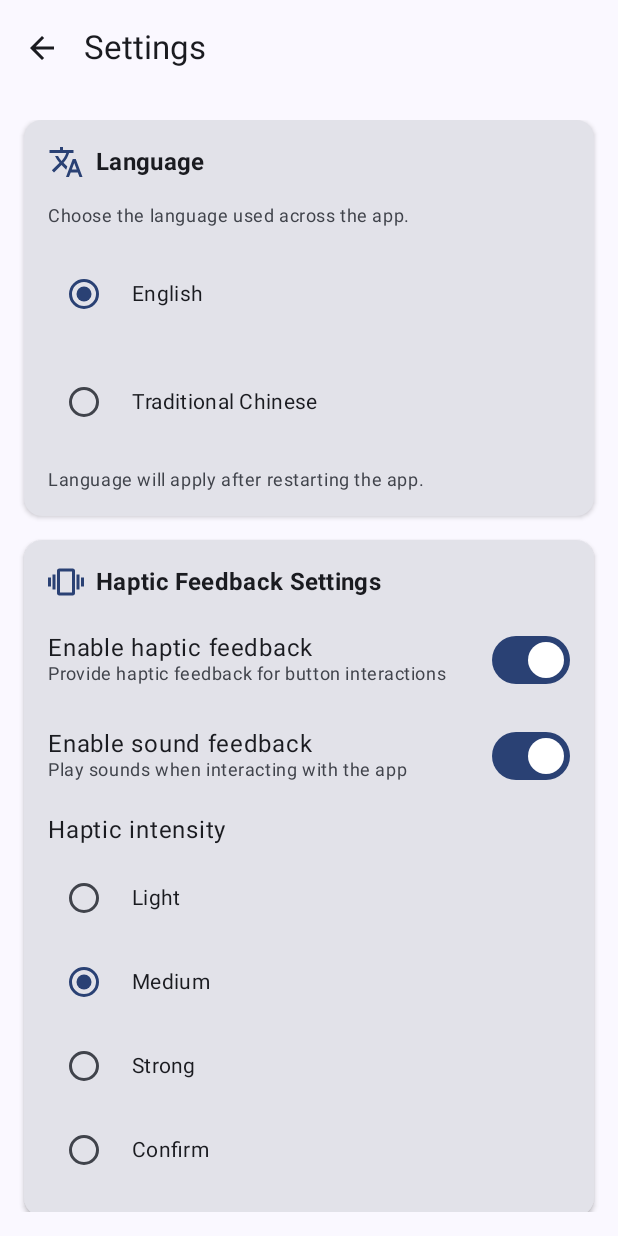
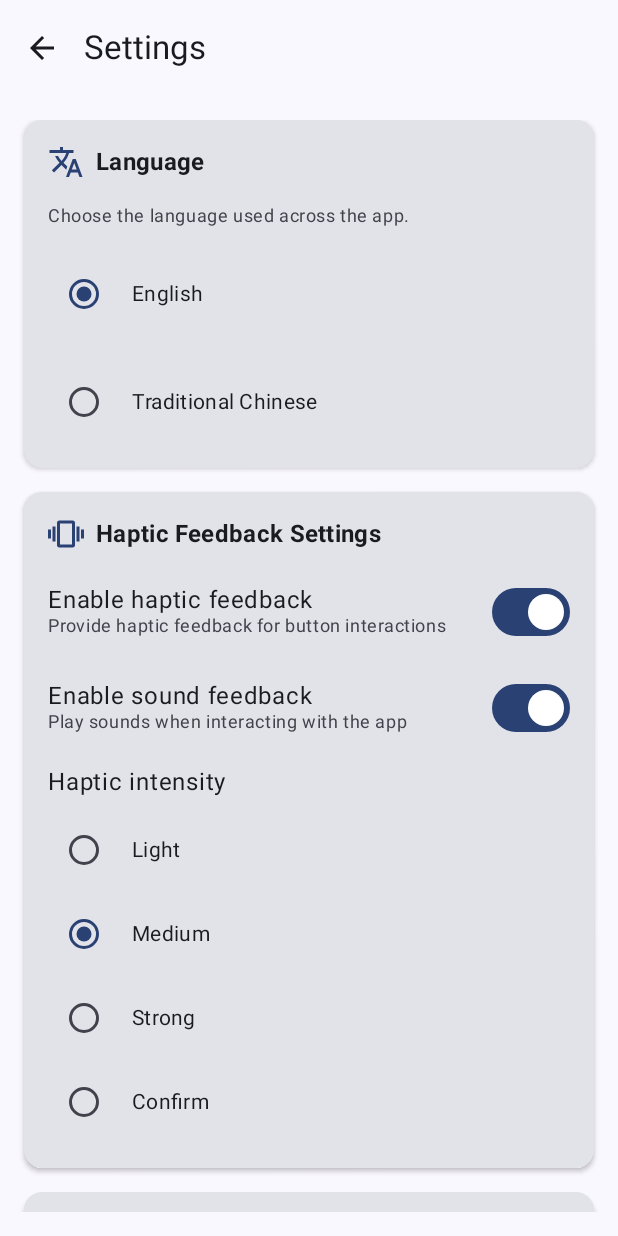
Before and after one commit to kuoyaoming/Wealth-Manager, an Android app built with Jetpack Compose: the SettingsScreen screen opened through its navigation route, on a phone screen of 412 x 824 dp. Run offline under Robolectric (Android 15) with nearby library versions, the phone set to English and light mode, and no system bars; our stand-ins replace Dagger/Hilt's generated code; 4 statements that could not run were skipped.

Commit message:
settings: integrate per-app language selection\n\n- Apply LanguageManager on selection for immediate effect\n- Remove restart-required messaging and manual activity recreate\n- Persist language via LocalePreferencesManager

```diff
--- a/app/src/main/java/com/wealthmanager/ui/settings/SettingsScreen.kt
+++ b/app/src/main/java/com/wealthmanager/ui/settings/SettingsScreen.kt
@@ -55,6 +55,7 @@ import com.wealthmanager.R
 import com.wealthmanager.haptic.HapticFeedbackManager
 import com.wealthmanager.haptic.rememberHapticFeedbackWithView
 import com.wealthmanager.ui.about.AboutDialog
+import com.wealthmanager.util.LanguageManager
 
 @OptIn(ExperimentalMaterial3Api::class)
 @Composable
@@ -85,11 +86,9 @@ fun SettingsScreen(
     var currentLanguage by remember { mutableStateOf(uiState.currentLanguageCode) }
     LaunchedEffect(uiState.currentLanguageCode) {
         if (uiState.currentLanguageCode.isNotEmpty() && uiState.currentLanguageCode != currentLanguage) {
-            // Update the current language first
             currentLanguage = uiState.currentLanguageCode
-
-            // Directly recreate the activity to apply language changes
-            (context as? Activity)?.recreate()
+            // Apply per-app language immediately via LanguageManager; Compose will recompose
+            LanguageManager.setAppLanguage(context, uiState.currentLanguageCode)
         }
     }
     Scaffold(
@@ -125,6 +124,7 @@ fun SettingsScreen(
                     if (languageCode != uiState.currentLanguageCode) {
                         hapticManager.triggerHaptic(view, HapticFeedbackManager.HapticIntensity.MEDIUM)
                         viewModel.setLanguage(languageCode)
+                        LanguageManager.setAppLanguage(context, languageCode)
                     }
                 }
             )
@@ -281,14 +281,6 @@ private fun LanguageSettingsCard(
                         style = MaterialTheme.typography.bodyMedium
                     )
                 }
-            }
-
-            if (languageOptions.any { it.languageCode.equals(currentLanguageCode, ignoreCase = true) }) {
-                Text(
-                    text = stringResource(R.string.language_change_requires_restart),
-                    style = MaterialTheme.typography.bodySmall,
-                    color = MaterialTheme.colorScheme.onSurfaceVariant
-                )
             }
         }
     }
--- a/app/src/main/java/com/wealthmanager/ui/settings/SettingsViewModel.kt
+++ b/app/src/main/java/com/wealthmanager/ui/settings/SettingsViewModel.kt
@@ -14,6 +14,7 @@ import kotlinx.coroutines.flow.MutableStateFlow
 import kotlinx.coroutines.flow.StateFlow
 import kotlinx.coroutines.flow.asStateFlow
 import kotlinx.coroutines.launch
+
 
 data class SettingsUiState(
     val biometricEnabled: Boolean = false,
--- a/app/src/main/res/values/strings.xml
+++ b/app/src/main/res/values/strings.xml
@@ -106,7 +106,7 @@
     <string name="settings_api_manual_search">Search Results (%1$d):</string>
     <string name="language_option_english">English</string>
     <string name="language_option_traditional_chinese">Traditional Chinese</string>
-    <string name="language_change_requires_restart">Language will apply after restarting the app.</string>
+
 
     <!-- Common -->
     <string name="add">Add</string>
```
Also changed, not shown: 1 other file.
